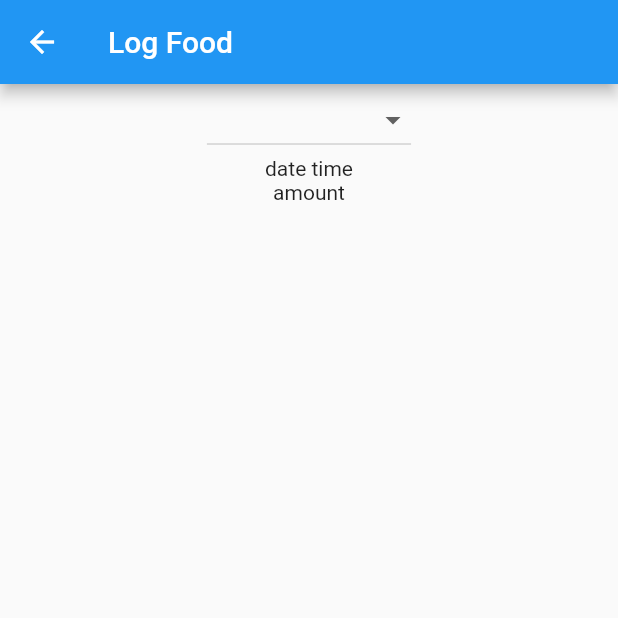
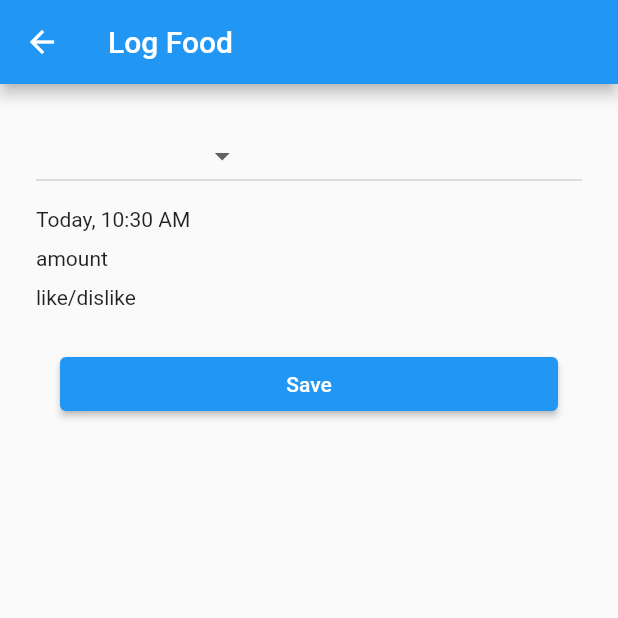
Before and after one commit to danimal-dan/fuppies-food-trials, a Flutter app: the LogFoodPage screen opened directly, on a phone screen of 412 x 824 dp, the top half of it. Run offline on Flutter 3.47's test engine with Material 2 defaults, Android fonts, the phone set to English and light mode, and no system bars.

Commit message:
Add form state and begin work on datetime input

```diff
--- /dev/null
+++ b/fuppies_app/lib/model/food_log_entry.dart
@@ -0,0 +1,9 @@
+import 'package:fuppies_app/model/food.dart';
+import 'package:fuppies_app/model/volume_unit.dart';
+
+class FoodLogEntry {
+  Food? food;
+  DateTime date = DateTime.now();
+  double volumeAmount = 0;
+  VolumeUnit volumeUnit = VolumeUnit.teaspoon;
+}
--- /dev/null
+++ b/fuppies_app/lib/model/volume_unit.dart
@@ -0,0 +1,12 @@
+enum VolumeUnit {
+  teaspoon("Teaspoon", "tsp"),
+  tablespoon("Tablespoon", "tbsp"),
+  cup("Cup", "c"),
+  ounce("Ounce", "oz"),
+  milliliter("Milliliter", "ml");
+
+  final String displayName;
+  final String abbreviation;
+
+  const VolumeUnit(this.displayName, this.abbreviation);
+}
--- a/fuppies_app/lib/page/logfood.dart
+++ b/fuppies_app/lib/page/logfood.dart
@@ -1,5 +1,8 @@
 import 'package:flutter/material.dart';
+import 'package:fuppies_app/model/food.dart';
+import 'package:fuppies_app/model/food_log_entry.dart';
 import 'package:fuppies_app/widget/food_list_dropdown.dart';
+import 'package:fuppies_app/widget/date_time_input.dart';
 
 class LogFoodPage extends StatefulWidget {
   const LogFoodPage({Key? key}) : super(key: key);
@@ -9,6 +12,9 @@ class LogFoodPage extends StatefulWidget {
 }
 
 class _LogFoodPageState extends State<LogFoodPage> {
+  final _formKey = GlobalKey();
+  final _model = FoodLogEntry();
+
   @override
   Widget build(BuildContext context) {
     return Scaffold(
@@ -16,15 +22,45 @@ class _LogFoodPageState extends State<LogFoodPage> {
         title: const Text('Log Food'),
       ),
       body: Form(
-        child: Center(
+          key: _formKey,
+          child: Container(
+            padding: const EdgeInsets.all(24.0),
             child: Column(
-          children: const <Widget>[
-            FoodListDropdown(),
-            Text('date time'),
-            Text('amount'),
-          ],
-        )),
-      ),
+              crossAxisAlignment: CrossAxisAlignment.stretch,
+              children: <Widget>[
+                FoodListDropdown(
+                    defaultValue: _model.food,
+                    onChanged: (Food? food) {
+                      _model.food = food;
+                    }),
+                const SizedBox(height: 10),
+                DateTimeInput(
+                  defaultValue: _model.date,
+                  onChanged: (DateTime? date) {
+                    if (date == null) {
+                      return;
+                    }
+
+                    _model.date = date;
+                  },
+                ),
+                const SizedBox(height: 10),
+                const Text('amount'),
+                const SizedBox(height: 10),
+                const Text('like/dislike'),
+                const SizedBox(height: 10),
+                Container(
+                    padding: const EdgeInsets.symmetric(
+                        vertical: 16.0, horizontal: 16.0),
+                    child: ElevatedButton(
+                        onPressed: () {
+                          final form = _formKey.currentState;
+                          print(_model.food);
+                        },
+                        child: const Text('Save'))),
+              ],
+            ),
+          )),
     );
   }
 }
--- /dev/null
+++ b/fuppies_app/lib/util/date_format_util.dart
@@ -0,0 +1,27 @@
+import 'package:intl/intl.dart';
+
+DateFormat defaultDateTimeFormat = DateFormat('yyyy-MM-dd hh:mm a');
+DateFormat defaultTimeFormat = DateFormat('hh:mm a');
+
+String prettyPrintDateTime(DateTime? dateTime) {
+  if (dateTime == null) {
+    return "";
+  }
+
+  DateTime dateCopy = DateTime(dateTime.year, dateTime.month, dateTime.day);
+
+  DateTime now = DateTime.now();
+  DateTime nowCopy = DateTime(now.year, now.month, now.day);
+
+  int diffInDays = dateCopy.difference(nowCopy).inDays;
+
+  if (diffInDays == 0) {
+    return "Today, ${defaultTimeFormat.format(dateTime)}";
+  } else if (diffInDays == -1) {
+    return "Yesterday, ${defaultTimeFormat.format(dateTime)}";
+  } else if (diffInDays == 1) {
+    return "Tomorrow, ${defaultTimeFormat.format(dateTime)}";
+  }
+
+  return defaultDateTimeFormat.format(dateTime);
+}
--- /dev/null
+++ b/fuppies_app/lib/widget/date_time_input.dart
@@ -0,0 +1,28 @@
+import 'package:flutter/material.dart';
+import 'package:fuppies_app/util/date_format_util.dart';
+
+class DateTimeInput extends StatefulWidget {
+  final DateTime? defaultValue;
+  final void Function(DateTime?)? onChanged;
+
+  const DateTimeInput({Key? key, this.defaultValue, this.onChanged})
+      : super(key: key);
+
+  @override
+  State<DateTimeInput> createState() => _DateTimeInput();
+}
+
+class _DateTimeInput extends State<DateTimeInput> {
+  DateTime? selectedDateTime;
+
+  @override
+  void initState() {
+    super.initState();
+    selectedDateTime = widget.defaultValue;
+  }
+
+  @override
+  Widget build(BuildContext context) {
+    return Text(prettyPrintDateTime(selectedDateTime));
+  }
+}
--- a/fuppies_app/lib/widget/food_list_dropdown.dart
+++ b/fuppies_app/lib/widget/food_list_dropdown.dart
@@ -2,7 +2,11 @@ import 'package:flutter/material.dart';
 import 'package:fuppies_app/model/food.dart';
 
 class FoodListDropdown extends StatefulWidget {
-  const FoodListDropdown({Key? key}) : super(key: key);
+  final Food? defaultValue;
+  final void Function(Food?)? onChanged;
+
+  const FoodListDropdown({Key? key, this.defaultValue, this.onChanged})
+      : super(key: key);
 
   @override
   State<FoodListDropdown> createState() => _FoodListDropdown();
@@ -12,6 +16,12 @@ class _FoodListDropdown extends State<FoodListDropdown> {
   Food? selectedFood;
 
   @override
+  void initState() {
+    super.initState();
+    selectedFood = widget.defaultValue;
+  }
+
+  @override
   Widget build(BuildContext context) {
     return DropdownButton(
         value: selectedFood,
@@ -19,6 +29,8 @@ class _FoodListDropdown extends State<FoodListDropdown> {
           setState(() {
             selectedFood = newValue;
           });
+
+          widget.onChanged?.call(newValue);
         },
         items: Food.values
             .map<DropdownMenuItem<Food>>((Food value) =>
--- a/fuppies_app/pubspec.yaml
+++ b/fuppies_app/pubspec.yaml
@@ -3,7 +3,7 @@ description: A new Flutter project.
 
 # The following line prevents the package from being accidentally published to
 # pub.dev using `flutter pub publish`. This is preferred for private packages.
-publish_to: 'none' # Remove this line if you wish to publish to pub.dev
+publish_to: "none" # Remove this line if you wish to publish to pub.dev
 
 # The following defines the version and build number for your application.
 # A version number is three numbers separated by dots, like 1.2.43
@@ -27,9 +27,10 @@ environment:
 # the latest version available on pub.dev. To see which dependencies have newer
 # versions available, run `flutter pub outdated`.
 dependencies:
+  intl: ^0.17.0
+
   flutter:
     sdk: flutter
-
 
   # The following adds the Cupertino Icons font to your application.
   # Use with the CupertinoIcons class for iOS style icons.
@@ -51,7 +52,6 @@ dev_dependencies:
 
 # The following section is specific to Flutter packages.
 flutter:
-
   # The following line ensures that the Material Icons font is
   # included with your application, so that you can use the icons in
   # the material Icons class.
```
Also changed, not shown: fuppies_app/pubspec.lock, 2 other files.
